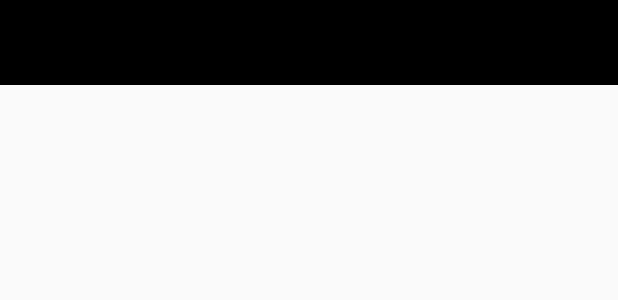
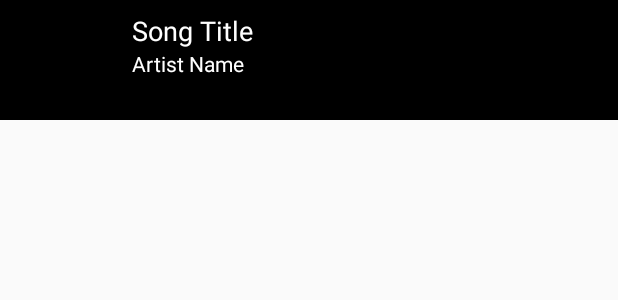
Before and after one commit to trieupham1/My_Music_player, an Android app: the layout list_item.xml on its own in the app's theme, with its tools: preview values and no code run, on a phone screen of 412 x 824 dp. Shown: the top 300 px of the screen. Run offline under Robolectric (Android 15) with nearby library versions, the phone set to English and light mode, and no system bars.

Commit message:
update list_item

```diff
--- a/app/src/main/res/layout/fragment_play.xml
+++ b/app/src/main/res/layout/fragment_play.xml
@@ -60,7 +60,7 @@
         <!-- Start/Stop Timer Button -->
         <Button
             android:id="@+id/btn_start_timer"
-            android:layout_width="120dp"
+            android:layout_width="110dp"
             android:layout_height="40dp"
             android:layout_gravity="center"
             android:layout_marginTop="8dp"
@@ -93,7 +93,8 @@
                 android:max="50"
                 android:progress="0"
                 android:progressDrawable="@drawable/custom_seekbar"
-                android:thumb="@drawable/thumb" />
+                android:thumb="@drawable/thumb"
+                />
 
             <TextView
                 android:id="@+id/tv_total_duration"
--- a/app/src/main/res/layout/list_item.xml
+++ b/app/src/main/res/layout/list_item.xml
@@ -1,10 +1,47 @@
 <?xml version="1.0" encoding="utf-8"?>
-<!-- res/layout/list_item.xml -->
-<TextView xmlns:android="http://schemas.android.com/apk/res/android"
-    android:id="@+id/itemTextView"
+<LinearLayout xmlns:android="http://schemas.android.com/apk/res/android"
     android:layout_width="match_parent"
     android:layout_height="wrap_content"
-    android:padding="16dp"
-    android:textColor="@android:color/white"
-    android:background="@android:color/black"
-    android:textSize="18sp"/>
+    android:orientation="horizontal"
+    android:padding="8dp"
+    android:background="#FF000000">
+
+    <!-- Album Cover -->
+    <ImageView
+        android:id="@+id/album_cover"
+        android:layout_width="64dp"
+        android:layout_height="64dp"
+        android:layout_marginEnd="16dp"
+        android:contentDescription="@string/album_cover_desc" />
+
+    <!-- Song Info -->
+    <LinearLayout
+        android:layout_width="0dp"
+        android:layout_height="wrap_content"
+        android:layout_weight="1"
+        android:orientation="vertical">
+
+        <!-- Song Title -->
+        <TextView
+            android:id="@+id/song_title"
+            android:layout_width="wrap_content"
+            android:layout_height="wrap_content"
+            android:textColor="@color/white"
+            android:textSize="18sp"
+            android:text="Song Title"
+            android:maxLines="1"
+            android:ellipsize="end" />
+
+        <!-- Artist Name -->
+        <TextView
+            android:id="@+id/song_artist"
+            android:layout_width="wrap_content"
+            android:layout_height="wrap_content"
+            android:textColor="@android:color/white"
+            android:textSize="14sp"
+            android:text="Artist Name"
+            android:maxLines="1"
+            android:ellipsize="end" />
+    </LinearLayout>
+
+</LinearLayout>
```
Also changed, not shown: app/src/main/java/com/tdtu/my_music_player/SearchSong/SongAdapter.java (+41 -23 lines), app/src/main/res/layout/item_song.xml (deleted, +0 -47 lines).
